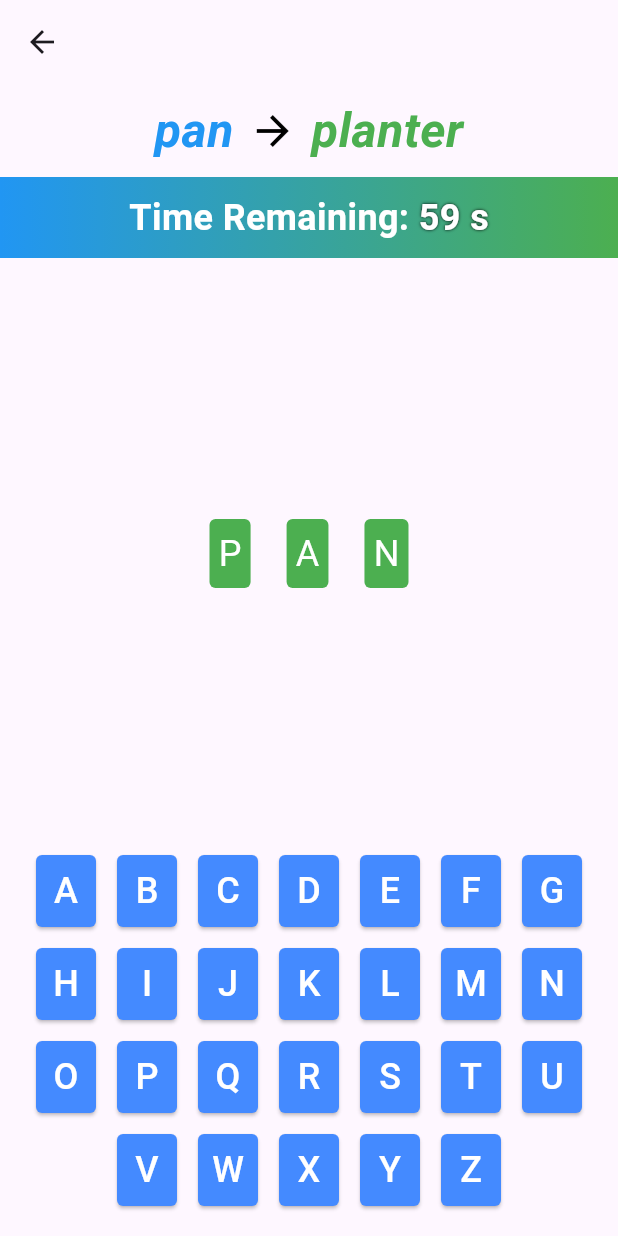
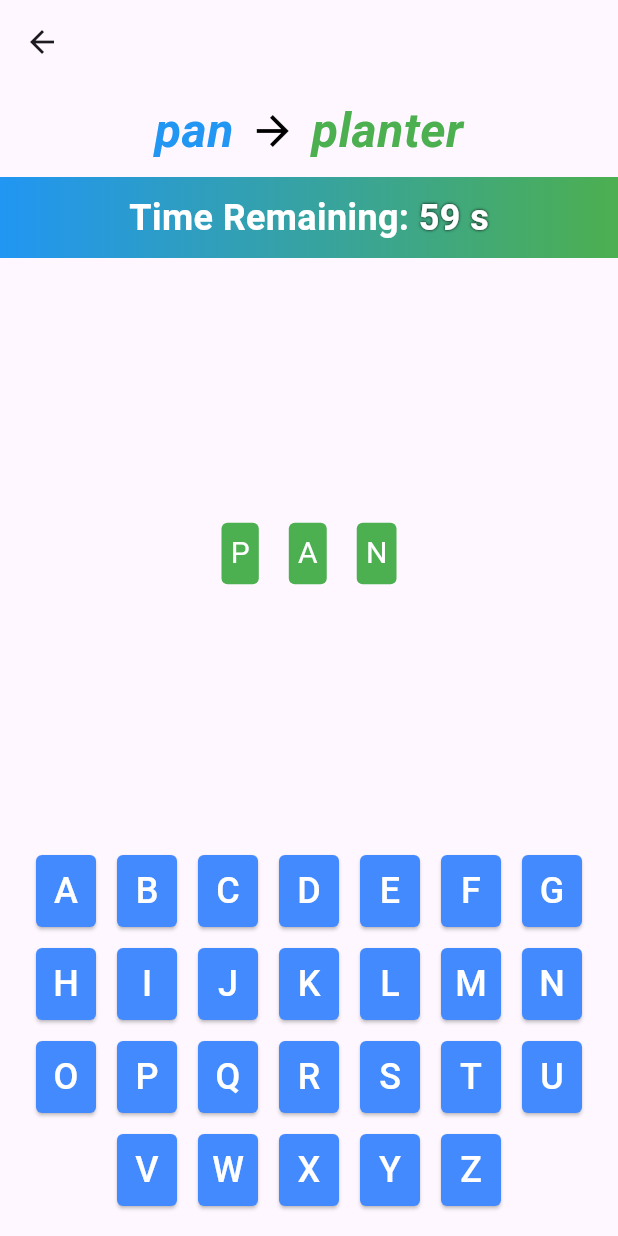
Before and after one commit to SamKryszto/projet-ind-log450, a Flutter app: the PlayPage screen opened directly, on a phone screen of 412 x 824 dp. Run offline on Flutter 3.47's test engine with Material 3 defaults, Android fonts, the light colour scheme and no system bars; our stand-ins replace equatable, flutter_bloc.

Commit message:
modified word behaves properly

```diff
--- a/lib/widgets/modified_word.dart
+++ b/lib/widgets/modified_word.dart
@@ -24,8 +24,8 @@ class _ModifiedWordState extends State<ModifiedWord> {
   @override
   Widget build(BuildContext context) {
     return Wrap(
-      spacing: 8.0,
-      runSpacing: 8.0,
+      spacing: 0.0, // Keeps tiles close together
+      runSpacing: 0.0, // Keeps rows close together, if Wrap is vertical
       children: widget.modifiedWord
           .asMap()
           .entries
@@ -35,11 +35,15 @@ class _ModifiedWordState extends State<ModifiedWord> {
   }
 
  Widget _buildLetterTile(BuildContext context, int index, Letter letter) {
+    bool isFirst = index == 0;
+    bool isLast = index == widget.modifiedWord.length - 1;
+
     return Row(
       mainAxisSize: MainAxisSize.min,
       children: [
-        _buildDragTarget(context, index - 0.5), // Target before the letter
-        Draggable<Letter>(
+        if (isFirst)
+          _buildDragTarget(context, index - 0.5, true), // Enhanced target before the first letter
+        letter.isCorrect ? _buildLetterVisual(letter) : Draggable<Letter>(
           data: letter,
           feedback: Material(
             child: _buildLetterVisual(letter),
@@ -47,13 +51,14 @@ class _ModifiedWordState extends State<ModifiedWord> {
           ),
           childWhenDragging: Container(),
           child: _buildLetterVisual(letter),
-          onDragCompleted: () {}, // Prevents the disappearance on drop
         ),
-        _buildDragTarget(context, index + 0.5), // Target after the letter
+        if (isLast)
+          _buildDragTarget(context, index + 1.5, true), // Enhanced target after the last letter
+        if (!isLast)
+          _buildDragTarget(context, index + 0.5, false), // Normal target after the letter
       ],
     );
   }
-
   Widget _buildLetterVisual(Letter letter) {
     return Container(
       padding: EdgeInsets.all(6),
@@ -63,22 +68,20 @@ class _ModifiedWordState extends State<ModifiedWord> {
       ),
       child: Text(
         letter.value.toUpperCase(),
-        style: TextStyle(fontSize: 24, color: Colors.white),
+        style: TextStyle(fontSize: 20, color: Colors.white),
       ),
     );
   }
 
-  Widget _buildDragTarget(BuildContext context, double targetIndex) {
+  Widget _buildDragTarget(BuildContext context, double targetIndex, bool isExtended) {
     return DragTarget<Letter>(
       onWillAcceptWithDetails: (data) => true,
       onAcceptWithDetails: (details) {
-      final Letter letter = details.data; // Extract the letter from details
-      final newIndex = targetIndex.round();
-      // You might have intended to find the old index from the list, but
-      // DragTargetDetails doesn't directly give you the old index.
-      // You'll need a way to track the dragged Letter's original index if it's not part of the Letter model.
-      final oldIndex = widget.modifiedWord.indexOf(letter);
+        final Letter letter = details.data;
+        final int newIndex = (targetIndex < 0) ? 0 : (targetIndex > widget.modifiedWord.length) ? widget.modifiedWord.length : targetIndex.round();
+        final int oldIndex = widget.modifiedWord.indexOf(letter);
 
+        // Adjust your logic if needed based on the newIndex calculation for extended targets
         context.read<PlayBloc>().add(LetterDragCompletedEvent(
           letter: letter,
           startIndex: oldIndex,
@@ -87,12 +90,11 @@ class _ModifiedWordState extends State<ModifiedWord> {
       },
       builder: (context, candidateData, rejectedData) {
         return Container(
-        width: 8.0,
-        height: 48.0,
-        color: Colors.transparent, // For debugging, you can temporarily change this to a visible color
+          width: isExtended ? 50.0 : 20.0, // Double size for the first and last targets
+          height: 70.0,
+          color: Colors.transparent, // Make visible for debugging or keep transparent
         );
       },
     );
   }
-
 }
```
Lines whose indentation alone changed are shown as unchanged.
